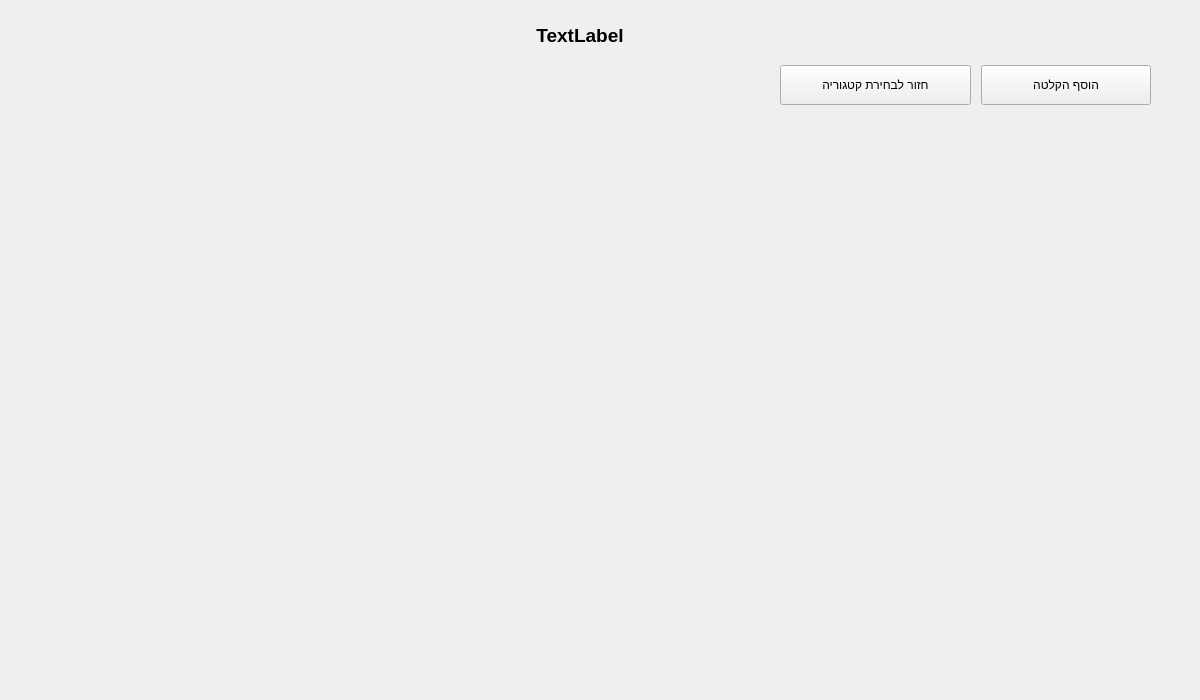
First picture: the form in UI/CommunicationBoard.ui, repository shlomi1074/CommunicationBoard_Prototype, before the edit.
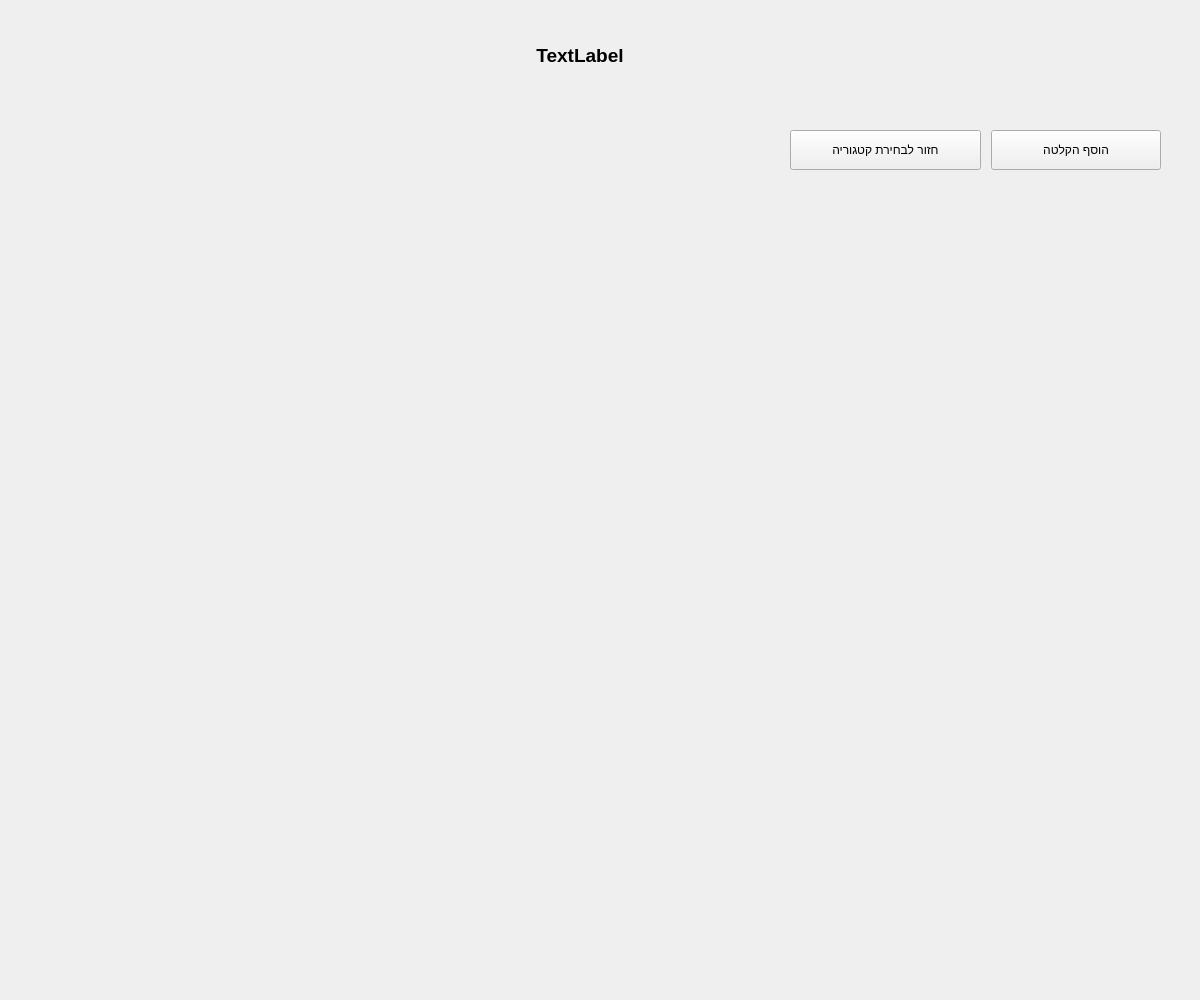
Second picture: the form after the edit. Icons and pictures are not drawn.

```diff
--- a/UI/CommunicationBoard.ui
+++ b/UI/CommunicationBoard.ui
@@ -7,7 +7,7 @@
     <x>0</x>
     <y>0</y>
     <width>1200</width>
-    <height>700</height>
+    <height>1000</height>
    </rect>
   </property>
   <property name="windowTitle">
@@ -22,7 +22,7 @@
     <property name="geometry">
      <rect>
       <x>100</x>
-      <y>0</y>
+      <y>20</y>
       <width>960</width>
       <height>71</height>
      </rect>
@@ -44,8 +44,8 @@
    <widget class="QPushButton" name="AddAudioButton">
     <property name="geometry">
      <rect>
-      <x>981</x>
-      <y>65</y>
+      <x>991</x>
+      <y>130</y>
       <width>170</width>
       <height>40</height>
      </rect>
@@ -67,8 +67,8 @@
    <widget class="QPushButton" name="BackButton">
     <property name="geometry">
      <rect>
-      <x>780</x>
-      <y>65</y>
+      <x>790</x>
+      <y>130</y>
       <width>191</width>
       <height>40</height>
      </rect>
```
